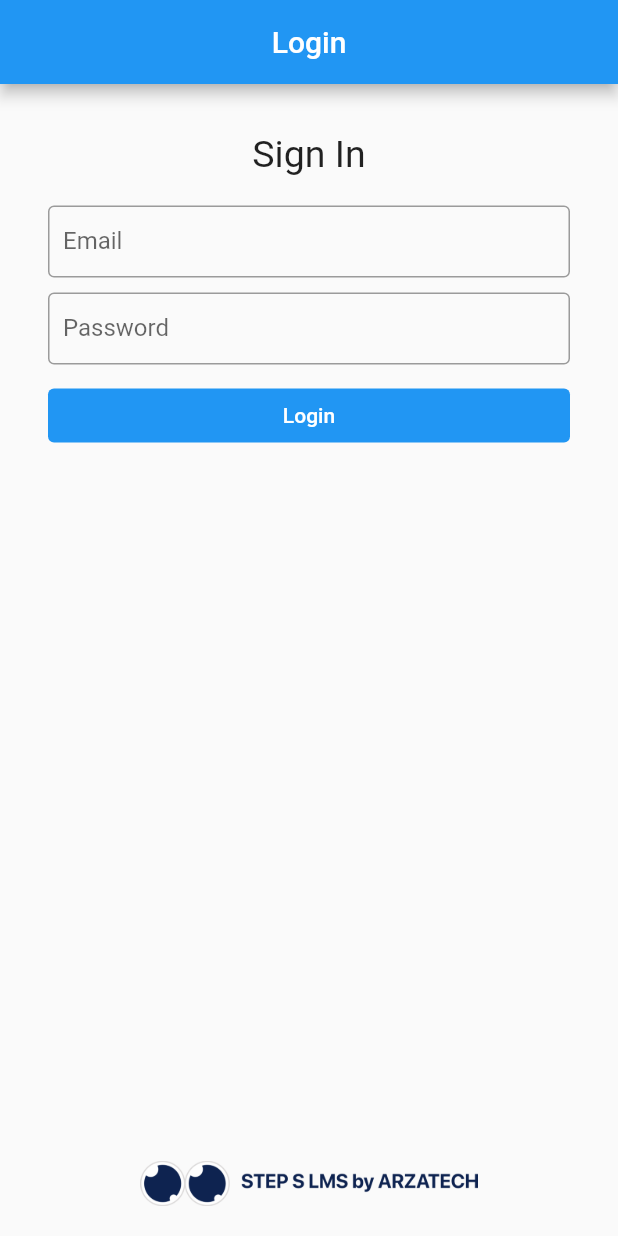
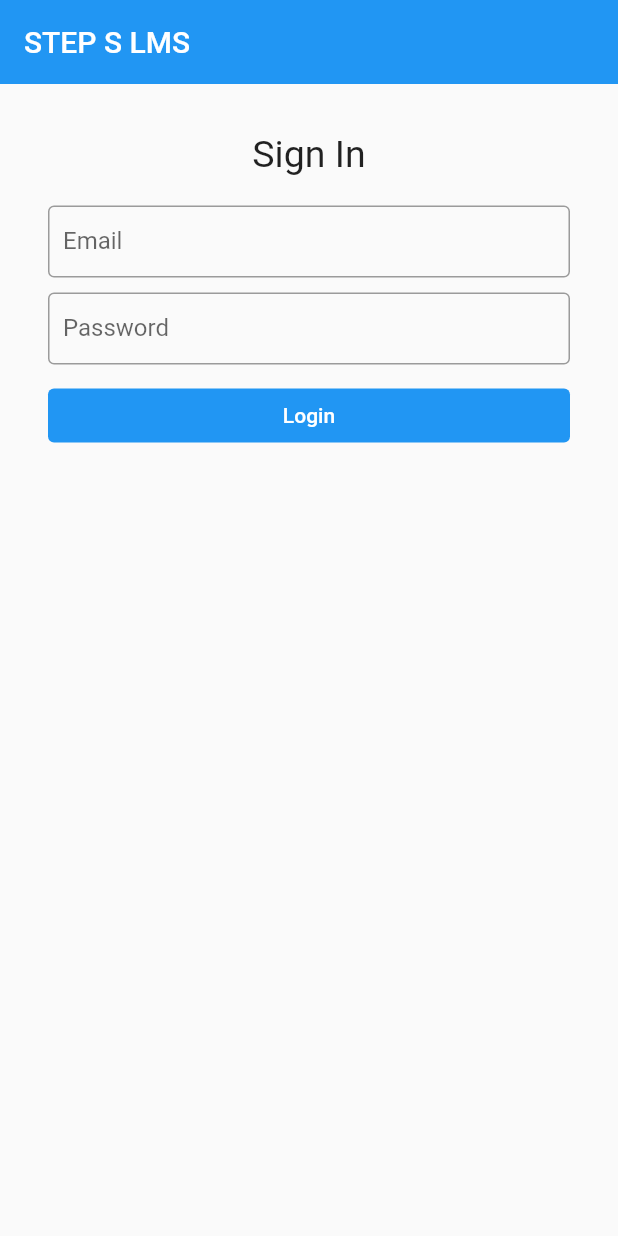
Before and after one commit to JPaulSoriano/step-s, a Flutter app: the screen it shows after launch, on a phone screen of 412 x 824 dp. Run offline on Flutter 3.47's test engine with Material 2 defaults, Android fonts, the phone set to English and light mode, and no system bars; our stand-ins replace cached_network_image, file_picker, firebase_core, firebase_messaging, flutter_local_notifications, permission_handler and 1 more; accounts and stored records are empty.

Commit message:
APRIL 17

```diff
--- a/lib/constants.dart
+++ b/lib/constants.dart
@@ -1,7 +1,7 @@
 // ----- STRINGS ------
 import 'package:flutter/material.dart';
 
-const baseURL = 'http://143.198.213.49/api';
+const baseURL = 'https://udd.steps.com.ph/api';
 const loginURL = baseURL + '/login';
 const logoutURL = baseURL + '/logout';
 const userURL = baseURL + '/user';
--- a/lib/screens/login_screen.dart
+++ b/lib/screens/login_screen.dart
@@ -42,8 +42,8 @@ class _LoginState extends State<Login> {
   Widget build(BuildContext context) {
     return Scaffold(
       appBar: AppBar(
-        title: Text('Login'),
-        centerTitle: true,
+        elevation: 0,
+        title: Text('STEP S LMS'),
       ),
       body: Form(
         key: formkey,
@@ -95,15 +95,6 @@ class _LoginState extends State<Login> {
                       }),
               ],
             ),
-            Positioned(
-              bottom: 20,
-              left: 0,
-              right: 0,
-              child: Image.asset(
-                'images/ico.png',
-                height: 30,
-              ),
-            ),
           ],
         ),
       ),
--- a/lib/screens/profile_screen.dart
+++ b/lib/screens/profile_screen.dart
@@ -1,3 +1,4 @@
+import 'package:cached_network_image/cached_network_image.dart';
 import 'package:flutter/material.dart';
 import 'package:step/models/user_model.dart';
 
@@ -22,7 +23,8 @@ class _ProfileState extends State<Profile> {
               borderRadius: BorderRadius.circular(60),
               image: widget.user?.avatar != null
                   ? DecorationImage(
-                      image: NetworkImage('${widget.user?.avatar}'),
+                      image:
+                          CachedNetworkImageProvider('${widget.user?.avatar}'),
                       fit: BoxFit.cover,
                     )
                   : null,
--- a/pubspec.yaml
+++ b/pubspec.yaml
@@ -44,6 +44,7 @@ dependencies:
   firebase_analytics: ^10.0.7
   flutter_local_notifications: ^13.0.0
   firebase_core: ^2.7.0
+  cached_network_image: ^3.2.3
 
 dev_dependencies:
   flutter_test:
```
Also changed, not shown: lib/screens/home_screen.dart (+12 -17 lines), pubspec.lock, 2 other files.
